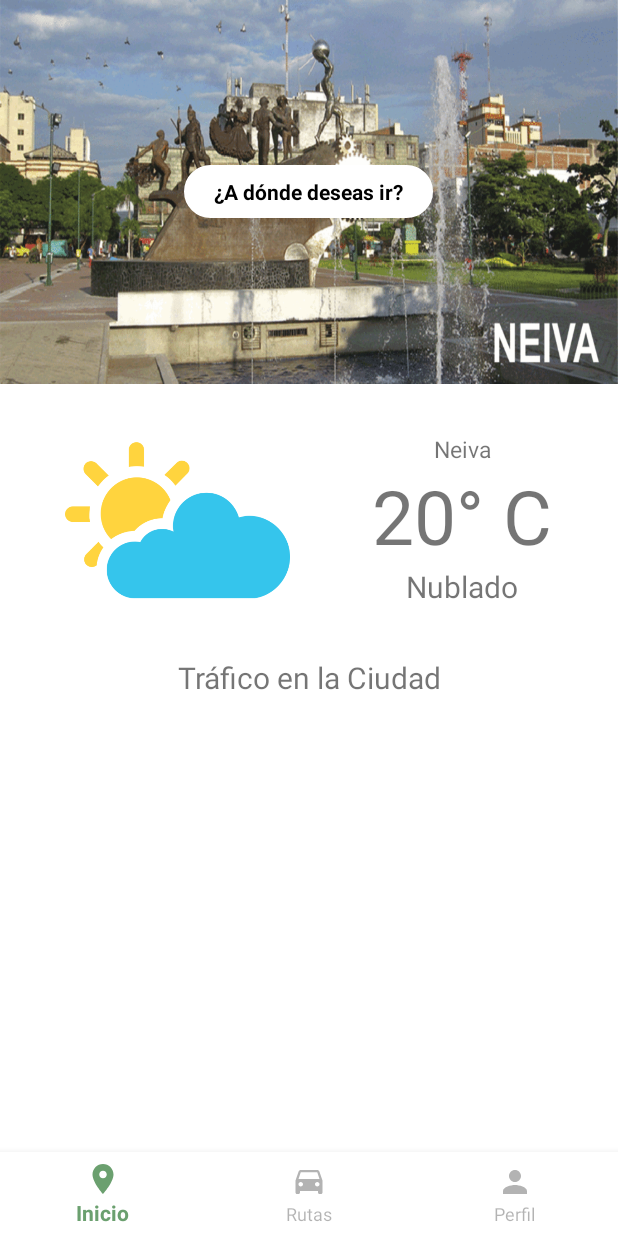
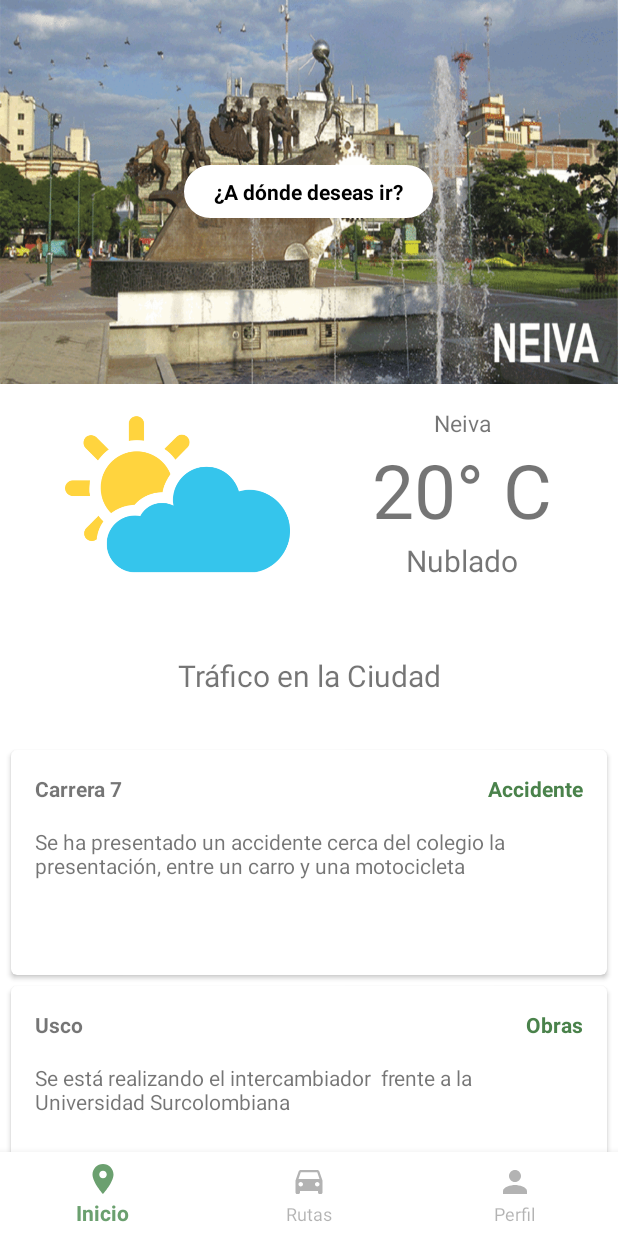
Before and after one commit to GeeksCesar/MiTransporte, an Android app: the Inicio screen opened directly, with no data from a screen before it, on a phone screen of 412 x 824 dp. Run offline under Robolectric (Android 15) with nearby library versions, the phone set to English and light mode, and no system bars.

Commit message:
Modificación en la Pantalla Inicio, informe de tráfico en la ciudad

```diff
--- a/app/src/main/java/geeks/mitransporte/MainActivity.java
+++ b/app/src/main/java/geeks/mitransporte/MainActivity.java
@@ -11,6 +11,8 @@ import android.view.MenuItem;
 import android.view.Window;
 import android.view.WindowManager;
 
+import com.google.android.gms.maps.SupportMapFragment;
+
 import geeks.mitransporte.Menu.Inicio;
 import geeks.mitransporte.Menu.Perfil;
 import geeks.mitransporte.Menu.Route;
@@ -22,6 +24,7 @@ public class MainActivity extends AppCompatActivity {
 
     Context context;
     BottomNavigationView navigation;
+    SupportMapFragment mapFragment;
     int PERMISSION_ALL = 1;
 
     @Override
--- /dev/null
+++ b/app/src/main/java/geeks/mitransporte/Menu/AdapterRecyclerInfoCity.java
@@ -0,0 +1,68 @@
+package geeks.mitransporte.Menu;
+
+import android.content.Context;
+import android.support.annotation.NonNull;
+import android.support.v7.widget.CardView;
+import android.support.v7.widget.RecyclerView;
+import android.view.LayoutInflater;
+import android.view.View;
+import android.view.ViewGroup;
+import android.widget.TextView;
+
+import java.util.List;
+
+import geeks.mitransporte.R;
+
+public class AdapterRecyclerInfoCity extends RecyclerView.Adapter<AdapterRecyclerInfoCity.ViewHolder> {
+
+    private Context context;
+    private List<InfoCiudad> infoCiudadList;
+
+
+    public AdapterRecyclerInfoCity(Context context, List<InfoCiudad> infoCiudadList) {
+        this.context = context;
+        this.infoCiudadList = infoCiudadList;
+    }
+
+    // Creamos la vista
+    @NonNull
+    @Override
+    public ViewHolder onCreateViewHolder(@NonNull ViewGroup parent, int viewType) {
+        View view = LayoutInflater.from(parent.getContext()).inflate(R.layout.card_infocity, parent, false);
+
+        // Creamos la instancia de la clase estática del ViewHolder
+        ViewHolder viewHolder = new ViewHolder(view);
+        return viewHolder;
+    }
+
+    @Override
+    public void onBindViewHolder(@NonNull ViewHolder holder, int position) {
+        final InfoCiudad infoCiudad = infoCiudadList.get(position);
+
+        holder.lugar.setText(infoCiudad.getLugar());
+        holder.tipo.setText(infoCiudad.getTipo());
+        holder.descripcion.setText(infoCiudad.getDescripcion());
+
+    }
+
+    @Override
+    public int getItemCount() {
+        return infoCiudadList.size();
+    }
+
+    public static class ViewHolder extends RecyclerView.ViewHolder {
+
+        TextView lugar, tipo,descripcion;
+        CardView card_view;
+
+        // Relacionamos los elementos de la vista
+        public ViewHolder(View itemView) {
+            super(itemView);
+            card_view = itemView.findViewById(R.id.card_view);
+            lugar = itemView.findViewById(R.id.lugar);
+            tipo = itemView.findViewById(R.id.tipo);
+            descripcion = itemView.findViewById(R.id.description);
+        }
+
+    }
+}
--- /dev/null
+++ b/app/src/main/java/geeks/mitransporte/Menu/InfoCiudad.java
@@ -0,0 +1,36 @@
+package geeks.mitransporte.Menu;
+
+class InfoCiudad {
+
+    private String tipo, lugar, descripcion;
+
+    public InfoCiudad(String tipo, String lugar, String descripcion) {
+        this.tipo = tipo;
+        this.lugar = lugar;
+        this.descripcion = descripcion;
+    }
+
+    public String getTipo() {
+        return tipo;
+    }
+
+    public void setTipo(String tipo) {
+        this.tipo = tipo;
+    }
+
+    public String getLugar() {
+        return lugar;
+    }
+
+    public void setLugar(String lugar) {
+        this.lugar = lugar;
+    }
+
+    public String getDescripcion() {
+        return descripcion;
+    }
+
+    public void setDescripcion(String descripcion) {
+        this.descripcion = descripcion;
+    }
+}
--- a/app/src/main/java/geeks/mitransporte/Menu/Inicio.java
+++ b/app/src/main/java/geeks/mitransporte/Menu/Inicio.java
@@ -6,6 +6,7 @@ import android.content.Context;
 import android.os.Bundle;
 import android.support.design.widget.AppBarLayout;
 import android.support.v4.app.Fragment;
+import android.support.v7.widget.LinearLayoutManager;
 import android.support.v7.widget.RecyclerView;
 import android.view.LayoutInflater;
 import android.view.View;
@@ -14,6 +15,9 @@ import android.view.Window;
 import android.widget.EditText;
 import android.widget.RelativeLayout;
 import android.widget.TextView;
+
+import java.util.ArrayList;
+import java.util.List;
 
 import geeks.mitransporte.R;
 
@@ -24,6 +28,7 @@ public class Inicio extends Fragment implements AppBarLayout.OnOffsetChangedList
     Context context ;
     RelativeLayout lnBuscarSitios, tvBuscarSitios ;
     RecyclerView reciclerInfoCiudad;
+    RecyclerView.Adapter mAdapter;
 
     AppBarLayout barLayout;
 
@@ -61,10 +66,25 @@ public class Inicio extends Fragment implements AppBarLayout.OnOffsetChangedList
 
         lnBuscarSitios = view.findViewById(R.id.lnBuscarSitiosToolbar);
         tvBuscarSitios = view.findViewById(R.id.tvBuscarSitios);
-        reciclerInfoCiudad = view.findViewById(R.id.reciclerInfoCiudad);
         barLayout = view.findViewById(R.id.appBar);
 
+        /* Recicler view**/
+        reciclerInfoCiudad = view.findViewById(R.id.reciclerInfoCiudad);
+        reciclerInfoCiudad.setLayoutManager(new LinearLayoutManager(context));
+        reciclerInfoCiudad.setNestedScrollingEnabled(false);  // Deshabilito el nestedScrollView para que los items se desplacen más rapido
+        mAdapter = new AdapterRecyclerInfoCity(getActivity(), setDataDummyInfoCity());
+        reciclerInfoCiudad.setAdapter(mAdapter);
+
         barLayout.addOnOffsetChangedListener(this);
+    }
+
+    private List<InfoCiudad> setDataDummyInfoCity() {
+        List<InfoCiudad> listInfoCity = new ArrayList<>();
+        listInfoCity.add(new InfoCiudad("Accidente", "Carrera 7", "Se ha presentado un accidente cerca del colegio la presentación, entre un carro y una motocicleta"));
+        listInfoCity.add(new InfoCiudad("Obras", "Usco", "Se está realizando el intercambiador  frente a la Universidad Surcolombiana"));
+        listInfoCity.add(new InfoCiudad("Manifestación", "Parque Santander", "Hay un grupo de personas manifestando frente a la gobernación del huila, tamponando la carrera 4"));
+
+        return listInfoCity;
     }
 
     @Override
--- /dev/null
+++ b/app/src/main/res/drawable/ic_person_black_24dp.xml
@@ -0,0 +1,5 @@
+<vector android:height="24dp" android:tint="#FFFFFF"
+    android:viewportHeight="24.0" android:viewportWidth="24.0"
+    android:width="24dp" xmlns:android="http://schemas.android.com/apk/res/android">
+    <path android:fillColor="#FF000000" android:pathData="M12,12c2.21,0 4,-1.79 4,-4s-1.79,-4 -4,-4 -4,1.79 -4,4 1.79,4 4,4zM12,14c-2.67,0 -8,1.34 -8,4v2h16v-2c0,-2.66 -5.33,-4 -8,-4z"/>
+</vector>
--- /dev/null
+++ b/app/src/main/res/layout/card_infocity.xml
@@ -0,0 +1,55 @@
+<?xml version="1.0" encoding="utf-8"?>
+<android.support.v7.widget.CardView xmlns:android="http://schemas.android.com/apk/res/android"
+    xmlns:card_view="http://schemas.android.com/apk/res-auto"
+    xmlns:tools="http://schemas.android.com/tools"
+    android:id="@+id/card_view"
+    android:layout_width="match_parent"
+    android:layout_height="@dimen/height_cardview"
+    android:layout_marginBottom="3dp"
+    android:layout_marginLeft="@dimen/margin_cardview"
+    android:layout_marginRight="@dimen/margin_cardview"
+    android:layout_marginTop="4dp"
+    android:clickable="true"
+    android:foreground="?android:attr/selectableItemBackground"
+    card_view:cardCornerRadius="4dp">
+
+    <LinearLayout
+        android:layout_width="match_parent"
+        android:layout_height="match_parent"
+        android:orientation="vertical"
+        android:padding="@dimen/padding_default"
+        android:weightSum="1">
+
+        <RelativeLayout
+            android:layout_width="wrap_content"
+            android:layout_height="wrap_content">
+            <TextView
+                android:id="@+id/lugar"
+                android:layout_width="wrap_content"
+                android:layout_height="wrap_content"
+                android:textStyle="bold"
+                android:text="Canaima"/>
+
+            <TextView
+                android:id="@+id/tipo"
+                android:layout_width="wrap_content"
+                android:layout_height="wrap_content"
+                android:layout_alignBaseline="@+id/lugar"
+                android:textColor="@color/colorAccent"
+                android:textStyle="bold"
+                android:layout_alignParentRight="true"
+                android:text="Accidente"/>
+
+        </RelativeLayout>
+
+        <TextView
+            android:id="@+id/description"
+            android:layout_width="match_parent"
+            android:layout_height="wrap_content"
+            android:layout_marginTop="@dimen/margin_default"
+            android:text="Description"
+            android:maxLines="5"/>
+
+    </LinearLayout>
+
+</android.support.v7.widget.CardView>
--- a/app/src/main/res/layout/menu_inicio.xml
+++ b/app/src/main/res/layout/menu_inicio.xml
@@ -38,7 +38,7 @@
                 app:popupTheme="@style/ThemeOverlay.AppCompat.Light"
                 app:layout_collapseMode="pin">
 
-                <!--Buscar Sitios toolbar-->
+                <!--Buscar Sitios toolbar_rutas-->
                 <RelativeLayout
                     android:id="@+id/lnBuscarSitiosToolbar"
                     android:layout_width="match_parent"
@@ -67,7 +67,7 @@
                 </RelativeLayout>
             </android.support.v7.widget.Toolbar>
 
-            <!--Buscar Sitios toolbar-->
+            <!--Buscar Sitios toolbar_rutas-->
             <RelativeLayout
                 android:id="@+id/tvBuscarSitios"
                 android:layout_width="match_parent"
@@ -93,7 +93,7 @@
                 </LinearLayout>
 
             </RelativeLayout>
-            <!-- /buscar Sitios toolbar-->
+            <!-- /buscar Sitios toolbar_rutas-->
 
         </android.support.design.widget.CollapsingToolbarLayout>
 
@@ -155,16 +155,16 @@
                 </LinearLayout>
                 <!-- /Clima -->
 
-
                 <TextView
                     android:layout_width="match_parent"
                     android:layout_height="wrap_content"
                     android:text="Tráfico en la Ciudad"
                     android:textAlignment="center"
-                    android:layout_marginBottom="@dimen/margin_default"
+                    android:layout_margin="@dimen/margin_default"
                     android:textSize="20dp"/>
 
                 <android.support.v7.widget.RecyclerView
+                    android:layout_marginTop="@dimen/margin_default"
                     android:id="@+id/reciclerInfoCiudad"
                     android:layout_width="match_parent"
                     android:layout_height="wrap_content">
--- a/app/src/main/res/layout/menu_perfil.xml
+++ b/app/src/main/res/layout/menu_perfil.xml
@@ -3,7 +3,7 @@
     xmlns:tools="http://schemas.android.com/tools"
     android:layout_width="match_parent"
     android:layout_height="match_parent"
-    android:background="@color/princiaplGreen"
+    android:background="@android:color/white"
     tools:context=".Menu.Perfil">
 
 
--- a/app/src/main/res/values/dimens.xml
+++ b/app/src/main/res/values/dimens.xml
@@ -11,4 +11,6 @@
     <dimen name="margin_default">16dp</dimen>
     <dimen name="activity_vertical_margin">16dp</dimen>
     <dimen name="height_peek_bottomsheet_middle">250dp</dimen>
+    <dimen name="height_cardview">150dp</dimen>
+    <dimen name="margin_cardview">7dp</dimen>
 </resources>
```
Also changed, not shown: app/src/main/res/layout/toolbar_profile.xml (added, +38 -0 lines), app/src/main/res/layout/toolbar_rutas.xml (renamed from app/src/main/res/layout/toolbar.xml).
